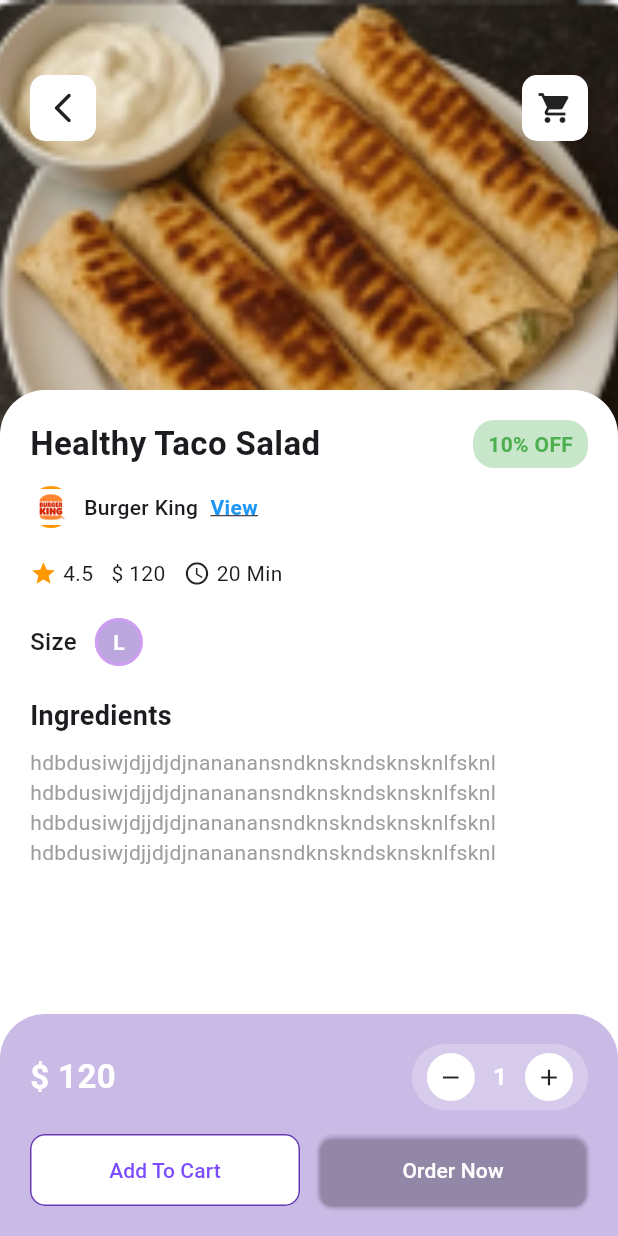
After one commit to nadamansoor/Eat2Beat, a Flutter app: the OfferDetailsScreen screen opened directly with sample values from the repository, on a phone screen of 412 x 824 dp. The commit adds this screen. Run offline on Flutter 3.47's test engine with Material 3 defaults, Android fonts, the phone set to English and light mode, and no system bars; our stand-ins replace pin_code_fields; missing offline and left inert: flutter_floating_bottom_bar.

Commit message:
add offers details screen

```diff
--- a/lib/data/dummy_offer_data.dart
+++ b/lib/data/dummy_offer_data.dart
@@ -19,75 +19,148 @@ final List<BannerModel> banners = [
 
 final List<FoodModel> foodList = [
   FoodModel(
+      restruanteName :'Burger King',
+      restauranteIcon: AppImages.restauranteIcon,
       name: 'Healthy Taco Salad',
-      image: AppImages.food1,
+      size:'L',
+      image: AppImages.food2,
       price: '120',
       sale: '10% OFF',
-      rate: 4.5),
+      rate: 4.5,
+      time:'20 Min',
+      description:'hdbdusiwjdjjdjdjnananansndknskndsknsknlfsknl\nhdbdusiwjdjjdjdjnananansndknskndsknsknlfsknl\nhdbdusiwjdjjdjdjnananansndknskndsknsknlfsknl\nhdbdusiwjdjjdjdjnananansndknskndsknsknlfsknl',
+      ),
   FoodModel(
+    restruanteName :'Burger King',
+    restauranteIcon: AppImages.restauranteIcon,
       name: 'Beef Burger',
-      image: AppImages.food2,
+      size:'M',
+      image: AppImages.food1,
       price: '90',
       sale: '70% OFF',
-      rate: 4.7),
+      rate: 4.7,
+      time:'20 Min',
+      description:'hdbdusiwjdjjdjdjnanana',
+      ),
   FoodModel(
+    restruanteName :'Burger King',
+    restauranteIcon: AppImages.restauranteIcon,
       name: 'Chicken Wrap',
+      size:'S',
       image: AppImages.food3,
       price: '70',
       sale: '30% OFF',
-      rate: 4.6),
+      rate: 4.6,
+      time:'20 Min',
+      description:'hdbdusiwjdjjdjdjnanana',
+      ),
   FoodModel(
+    restruanteName :'Burger King',
+    restauranteIcon: AppImages.restauranteIcon,
       name: 'Golden Box',
+      size:'L',
       image: AppImages.food4,
       price: '140',
       sale: '20% OFF',
-      rate: 4.8),
+      rate: 4.8,
+      time:'20 Min',
+      description:'hdbdusiwjdjjdjdjnanana',
+      ),
   FoodModel(
+    restruanteName :'Burger King',
+    restauranteIcon: AppImages.restauranteIcon,
       name: 'Golden Box',
+      size:'L',
       image: AppImages.food5,
       price: '140',
       sale: '50% OFF',
-      rate: 4.8),
+      rate: 4.8,
+      time:'20 Min',
+      description:'hdbdusiwjdjjdjdjnanana',
+      ),
   FoodModel(
+    restruanteName :'Burger King',
+    restauranteIcon: AppImages.restauranteIcon,
       name: 'Golden Box',
+      size:'L',
       image: AppImages.food6,
       price: '140',
       sale: '40% OFF',
-      rate: 4.8),
+      rate: 4.8,
+      time:'20 Min',
+      description:'hdbdusiwjdjjdjdjnanana',
+      ),
   FoodModel(
+    restruanteName :'Burger King',
+    restauranteIcon: AppImages.restauranteIcon,
       name: 'Golden Box',
+      size:'L',
       image: AppImages.food7,
       price: '140',
       sale: '10% OFF',
-      rate: 4.8),
+      rate: 4.8,
+      time:'20 Min',
+      description:'hdbdusiwjdjjdjdjnanana',
+      ),
   FoodModel(
+    restruanteName :'Burger King',
+    restauranteIcon: AppImages.restauranteIcon,
       name: 'Golden Box',
+      size:'L',
       image: AppImages.food8,
       price: '140',
       sale: '10% OFF',
-      rate: 4.8),
+      rate: 4.8,
+      time:'20 Min',
+      description:'hdbdusiwjdjjdjdjnanana',
+      ),
   FoodModel(
+    restruanteName :'Burger King',
+    restauranteIcon: AppImages.restauranteIcon,
       name: 'Golden Box',
+      size:'L',
       image: AppImages.food9,
       price: '140',
       sale: '70% OFF',
-      rate: 4.8),
+      rate: 4.8,
+      time:'20 Min',
+      description:'hdbdusiwjdjjdjdjnanana',
+      ),
   FoodModel(
+    restruanteName :'Burger King',
+    restauranteIcon: AppImages.restauranteIcon,
       name: 'Golden Box',
+      size:'L',
       image: AppImages.food10,
       price: '140',
       sale: '10% OFF',
-      rate: 4.8),
+      rate: 4.8,
+      time:'20 Min',
+      description:'hdbdusiwjdjjdjdjnanana',
+      ),
   FoodModel(
+    restruanteName :'Burger King',
+    restauranteIcon: AppImages.restauranteIcon,
       name: 'Golden Box',
+      size:'L',
       image: AppImages.food11,
       price: '140',
       sale: '40% OFF',
-      rate: 4.8),
+      rate: 4.8,
+      time:'20 Min',
+      description:'hdbdusiwjdjjdjdjnanana',
+
+      ),
   FoodModel(
+    restruanteName :'Burger King',
+    restauranteIcon: AppImages.restauranteIcon,
       name: 'Golden Box',
+      size:'L',
       image: AppImages.food12,
       price: '140',
       sale: '10% OFF',
-      rate: 4.8),
+      rate: 4.8,
+      time:'20 Min',
+      description:'hdbdusiwjdjjdjdjnanana',
+      ),
 ];
--- a/lib/models/offers_model.dart
+++ b/lib/models/offers_model.dart
@@ -4,12 +4,22 @@ class FoodModel {
   final String price;
   final String sale;
   final double rate;
+  final String time;
+  final String description;
+  final String size;
+  final String restruanteName;
+  final String restauranteIcon;
 
   FoodModel({
+    required this.restruanteName,
+    required this.restauranteIcon,
+    required this.size,
     required this.name,
     required this.image,
     required this.price,
     required this.sale,
     required this.rate,
+    required this.description,
+    required this.time,
   });
 }
--- a/lib/screens/home/tabs/offers/food_card.dart
+++ b/lib/screens/home/tabs/offers/food_card.dart
@@ -1,4 +1,5 @@
 import 'package:eat2beat/models/offers_model.dart';
+import 'package:eat2beat/screens/home/tabs/offers/offer_details.dart';
 import 'package:flutter/material.dart';
 
 class FoodCard extends StatelessWidget {
@@ -15,7 +16,16 @@ class FoodCard extends StatelessWidget {
 
   @override
   Widget build(BuildContext context) {
-    return Container(
+    return GestureDetector(
+      onTap: () {
+        Navigator.push(
+          context,
+          MaterialPageRoute(
+            builder: (_) => OfferDetailsScreen(item: item),
+          ),
+        );
+      },
+      child: Container(
         padding: EdgeInsets.symmetric(
           horizontal: screenWidth * 0.02,
           vertical: screenHeight * 0.02,
@@ -67,18 +77,24 @@ class FoodCard extends StatelessWidget {
               mainAxisAlignment: MainAxisAlignment.spaceEvenly,
               children: [
                 Text('\$ ${item.price}'),
-
                 Container(
-              padding: const EdgeInsets.symmetric(horizontal: 8, vertical: 4),
+                  padding:
+                      const EdgeInsets.symmetric(horizontal: 8, vertical: 4),
                   decoration: BoxDecoration(
-                 color: const Color.fromARGB(255, 175, 205, 255).withOpacity(0.8),
+                    color: const Color.fromARGB(255, 175, 205, 255)
+                        .withOpacity(0.8),
                     borderRadius: BorderRadius.circular(8),
                   ),
-              child: Text(item.sale, style: const TextStyle(color: Colors.black))),
+                  child: Text(
+                    item.sale,
+                    style: const TextStyle(color: Colors.black),
+                  ),
+                ),
               ],
             )
           ],
         ),
+      ),
     );
   }
 }
--- /dev/null
+++ b/lib/screens/home/tabs/offers/offer_details.dart
@@ -0,0 +1,368 @@
+import 'dart:ui';
+
+import 'package:eat2beat/models/offers_model.dart';
+import 'package:eat2beat/widgets/circleIcon.dart';
+import 'package:flutter/material.dart';
+
+class OfferDetailsScreen extends StatefulWidget {
+  final FoodModel item;
+
+
+  const OfferDetailsScreen({
+    super.key,
+    required this.item,
+  });
+
+  @override
+  State<OfferDetailsScreen> createState() => _OfferDetailsScreenState();
+}
+
+class _OfferDetailsScreenState extends State<OfferDetailsScreen> {
+  int quantity = 1;
+
+
+  @override
+  Widget build(BuildContext context) {
+    final item = widget.item;
+
+    return Scaffold(
+      backgroundColor: const Color(0xffF7F7F7),
+      body: SizedBox.expand(
+        child: Stack(
+          children: [
+            /// IMAGE
+            SizedBox(
+              height: 340,
+              width: double.infinity,
+              child: Image.asset(
+                item.image,
+                fit: BoxFit.cover,
+              ),
+            ),
+            /// BACK
+            Positioned(
+              top: 50,
+              left: 20,
+              child: circleIcon(
+                icon: Icons.arrow_back_ios_new_rounded,
+                onTap: () => Navigator.pop(context),
+              ),
+            ),
+            /// CART
+            Positioned(
+              top: 50,
+              right: 20,
+              child: circleIcon(icon: Icons.shopping_cart),
+            ),
+
+            /// CONTENT
+            Positioned(
+              top: 260,
+              left: 0,
+              right: 0,
+              bottom: 0,
+              child: Container(
+                padding: const EdgeInsets.all(20),
+                decoration: const BoxDecoration(
+                  color: Colors.white,
+                  borderRadius: BorderRadius.vertical(
+                    top: Radius.circular(30),
+                  ),
+                ),
+                child: SingleChildScrollView(
+                  child: Column(
+                    crossAxisAlignment: CrossAxisAlignment.start,
+                    children: [
+                      /// NAME + SALE
+                      Row(
+                        children: [
+                          Expanded(
+                            child: Text(
+                              item.name,
+                              style: const TextStyle(
+                                fontSize: 22,
+                                fontWeight: FontWeight.bold,
+                              ),
+                            ),
+                          ),
+                          Container(
+                            padding: const EdgeInsets.symmetric(
+                                horizontal: 10, vertical: 6),
+                            decoration: BoxDecoration(
+                              color: Colors.green.shade100,
+                              borderRadius: BorderRadius.circular(14),
+                            ),
+                            child: Text(
+                              item.sale,
+                              style: const TextStyle(
+                                color: Colors.green,
+                                fontWeight: FontWeight.w600,
+                              ),
+                            ),
+                          ),
+                        ],
+                      ),
+                      const SizedBox(height: 12),
+                      // Res name + Icon(not working) + view
+                      Row(
+                        children: [
+                          /// ICON
+                           CircleAvatar(
+                            radius: 14,
+                            backgroundColor: Colors.orange,
+                            child: Image.asset(
+                              widget.item.restauranteIcon,
+                              ),
+                          ),
+
+                          const SizedBox(width: 8),
+
+                          /// RESTAURANT NAME
+                          Text(
+                            widget.item.restruanteName,
+                            style: const TextStyle(
+                              fontSize: 14,
+                              fontWeight: FontWeight.w500,
+                            ),
+                          ),
+
+                          const SizedBox(width: 8),
+
+
+                          GestureDetector(
+                            onTap: () { },
+                            child: const Text(
+                              'View',
+                              style: TextStyle(
+                                fontSize: 14,
+                                color: Colors.blue,
+                                fontWeight: FontWeight.w600,
+                                decoration: TextDecoration.underline,
+                              ),
+                            ),
+                          ),
+
+                        ],
+                      ),
+                      const SizedBox(height: 20,),
+                      /// RATE + PRICE + TIME
+                      Row(
+                        children: [
+                          const Icon(Icons.star,
+                              color: Colors.orange, size: 18),
+                          const SizedBox(width: 4),
+                          Text(item.rate.toString()),
+                          const SizedBox(width: 12),
+                          Text('\$ ${item.price}'),
+                          const SizedBox(width: 12),
+                          const Icon(Icons.access_time, size: 18),
+                          const SizedBox(width: 4),
+                          Text(item.time),
+                        ],
+                      ),
+                      const SizedBox(height: 20),
+                      Row(
+                          children: [
+                            const Text(
+                              'Size',
+                              style: TextStyle(
+                                fontSize: 16,
+                                fontWeight: FontWeight.w500,
+                                fontStyle: FontStyle.normal,
+                              ),
+                            ),
+                            const SizedBox(width: 12),
+
+                            Container(
+                              width: 32,
+                              height: 32,
+                              alignment: Alignment.center,
+                              decoration: BoxDecoration(
+                               border: Border.all(
+                                      color: const Color.fromARGB(175, 216, 153, 252), // لون الحواف
+                                      width: 2, // سمك الحافة
+                                    ),
+                                color: const Color.fromARGB(255, 187, 166, 221),
+                                shape: BoxShape.circle,
+                              ),
+                              child: const Text(
+                                'L',
+                                style: TextStyle(
+                                  color: Colors.white,
+                                  fontWeight: FontWeight.bold,
+                                ),
+                              ),
+                            ),
+                          ],
+                        ),
+                      const SizedBox(height: 20),
+                      /// INGREDIENTS
+                      const Text(
+                        'Ingredients',
+                        style: TextStyle(
+                          fontSize: 18,
+                          fontWeight: FontWeight.bold,
+                        ),
+                      ),
+                      const SizedBox(height: 8),
+
+                      Text(
+                        item.description,
+                        style: const TextStyle(color: Colors.grey),
+                      ),
+
+                    ],
+                  ),
+                ),
+              ),
+            ),
+
+            /// BOTTOM BAR
+          Positioned(
+                bottom: 0,
+                left: 0,
+                right: 0,
+                child: ClipRRect(
+                        borderRadius: const BorderRadius.vertical(
+                          top: Radius.circular(30),
+                        ),
+                        child: BackdropFilter(
+                          filter: ImageFilter.blur(sigmaX: 12, sigmaY: 12),
+                          child: Container(
+                            padding: const EdgeInsets.all(20),
+                            decoration: BoxDecoration(
+                              color: Colors.deepPurple.withOpacity(0.35),
+                            ),
+                  child: SafeArea(
+                    top: false,
+                    child: Column(
+                      mainAxisSize: MainAxisSize.min,
+                      children: [
+                        /// TOP ROW (PRICE + QUANTITY)
+                        Row(
+                          children: [
+                            /// PRICE - LEFT
+                            Text(
+                              '\$ ${item.price * quantity}',
+                              style: const TextStyle(
+                                fontSize: 22,
+                                fontWeight: FontWeight.bold,
+                                color: Colors.white,
+                              ),
+                            ),
+
+                            const Spacer(),
+
+                            /// QUANTITY BOX - RIGHT
+                            Container(
+                              padding:
+                                  const EdgeInsets.symmetric(horizontal: 10, vertical: 6),
+                              decoration: BoxDecoration(
+                                color: Colors.white.withOpacity(0.25),
+                                borderRadius: BorderRadius.circular(30),
+                              ),
+                              child: Row(
+                                children: [
+                                  qtyButton(
+                                    icon: Icons.remove,
+                                    onTap: () {
+                                      if (quantity > 1) {
+                                        setState(() => quantity--);
+                                      }
+                                    },
+                                  ),
+                                  Padding(
+                                    padding: const EdgeInsets.symmetric(horizontal: 12),
+                                    child: Text(
+                                      quantity.toString(),
+                                      style: const TextStyle(
+                                        color: Colors.white,
+                                        fontSize: 16,
+                                        fontWeight: FontWeight.bold,
+                                      ),
+                                    ),
+                                  ),
+                                  qtyButton(
+                                    icon: Icons.add,
+                                    onTap: () {
+                                      setState(() => quantity++);
+                                    },
+                                  ),
+                                ],
+                              ),
+                            ),
+                          ],
+                        ),
+
+                        const SizedBox(height: 16),
+
+                        /// BOTTOM BUTTONS
+                        Row(
+                          children: [
+                            Expanded(
+                              child: OutlinedButton(
+                                style: OutlinedButton.styleFrom(
+                                  backgroundColor: Colors.white,
+                                  side: const BorderSide(color: Colors.deepPurple),
+                                  shape: RoundedRectangleBorder(
+                                    borderRadius: BorderRadius.circular(10),
+                                  ),
+                                  padding: const EdgeInsets.symmetric(vertical: 14),
+                                ),
+                                onPressed: () {},
+                                child: const Text(
+                                  'Add To Cart',
+                                  style: TextStyle(color: Colors.deepPurpleAccent),
+                                ),
+                              ),
+                            ),
+                            const SizedBox(width: 12),
+                            Expanded(
+                              child: ElevatedButton(
+                                style: ElevatedButton.styleFrom(
+
+                                  backgroundColor: Color(0x8966FA),
+                                  shape: RoundedRectangleBorder(
+                                    borderRadius: BorderRadius.circular(10),
+                                  ),
+                                  padding: const EdgeInsets.symmetric(vertical: 14),
+                                ),
+                                onPressed: () {},
+                                child: const Text('Order Now',
+                                style: TextStyle(color: Colors.white),),
+                              ),
+                            ),
+                          ],
+                        ),
+                      ],
+                    ),
+                  ),
+                ),
+              ),
+                ),
+          ),
+          ],
+        ),
+      ),
+    );
+  }
+          Widget qtyButton({
+            required IconData icon,
+            required VoidCallback onTap,
+          }) {
+            return GestureDetector(
+              onTap: onTap,
+              child: Container(
+                width: 32,
+                height: 32,
+                decoration: const BoxDecoration(
+                  color: Colors.white,
+                  shape: BoxShape.circle,
+                ),
+                child: Icon(icon, size: 18),
+              ),
+            );
+          }
+
+
+}
--- a/lib/utils/app_images.dart
+++ b/lib/utils/app_images.dart
@@ -1,5 +1,3 @@
-
-
 class AppImages {
 
   static const String appleLogo = "assets/images/apple_logo.png";
@@ -34,4 +32,6 @@ class AppImages {
   static const food10 = 'assets/imgoffers/food2.png';
   static const food11 = 'assets/imgoffers/food3.png';
   static const food12 = 'assets/imgoffers/food4.png';
+
+  static const restauranteIcon = 'assets/imgoffers/restauranteIcon.png';
 }
--- /dev/null
+++ b/lib/widgets/circleIcon.dart
@@ -0,0 +1,18 @@
+import 'package:flutter/material.dart';
+
+Widget circleIcon({required IconData icon, VoidCallback? onTap}) {
+    return GestureDetector(
+      onTap: onTap,
+      child: Container(
+        padding: const EdgeInsets.all(10),
+
+        decoration:  BoxDecoration(
+          borderRadius: BorderRadius.circular(10.0),
+          color: Colors.white,
+          shape: BoxShape.rectangle,
+
+        ),
+        child: Icon(icon),
+      ),
+    );
+  }
```
Also changed, not shown: assets/imgoffers/restauranteIcon.png (added). Lines whose indentation alone changed are shown as unchanged.
